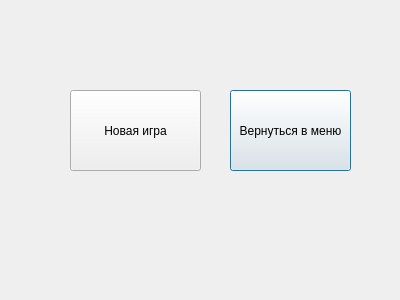
SaVyrin/Languages-and-Programming-Systems, file Task5/Resources/ui/forms/finish_dialog.ui: the form before one commit.
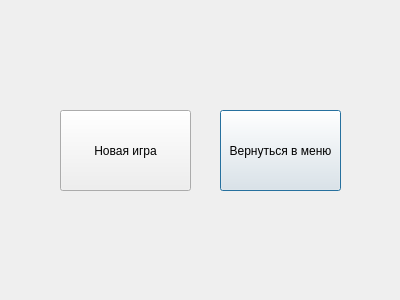
The form after the commit.

What changed in the file:
```diff
--- a/Task5/Resources/ui/forms/finish_dialog.ui
+++ b/Task5/Resources/ui/forms/finish_dialog.ui
@@ -16,8 +16,8 @@
   <widget class="QPushButton" name="menuButton">
    <property name="geometry">
     <rect>
-     <x>230</x>
-     <y>90</y>
+     <x>220</x>
+     <y>110</y>
      <width>121</width>
      <height>81</height>
     </rect>
@@ -29,8 +29,8 @@
   <widget class="QPushButton" name="newGameButton">
    <property name="geometry">
     <rect>
-     <x>70</x>
-     <y>90</y>
+     <x>60</x>
+     <y>110</y>
      <width>131</width>
      <height>81</height>
     </rect>
```
Left out of the diff: 2 changed lines with no effect on the pictures.
